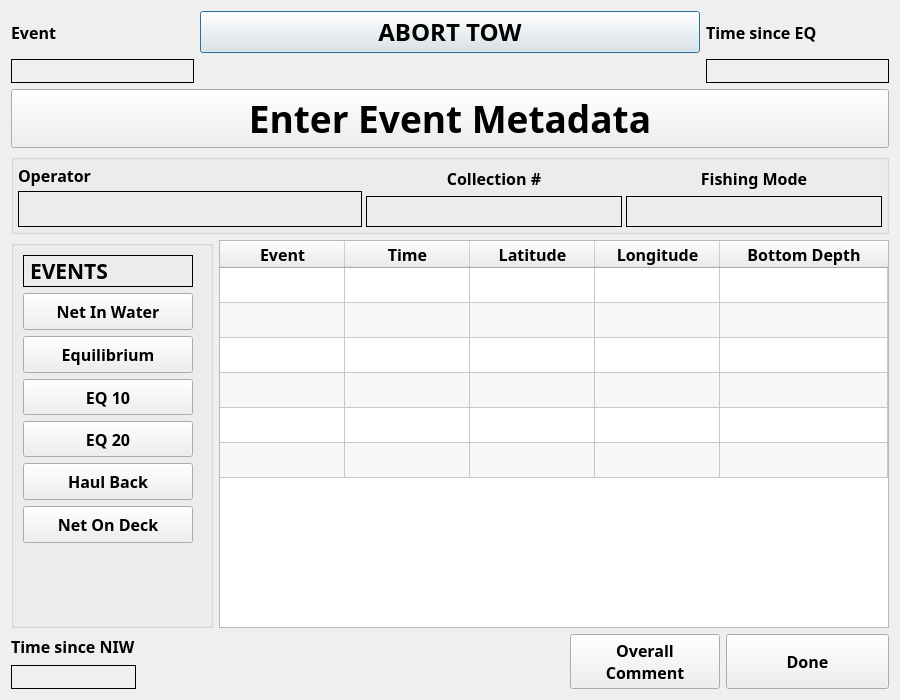
Above: ui/CPSTrawlEvent.ui from aliciabillings-noaa/CLAMS before the change. Below: the same form after it.
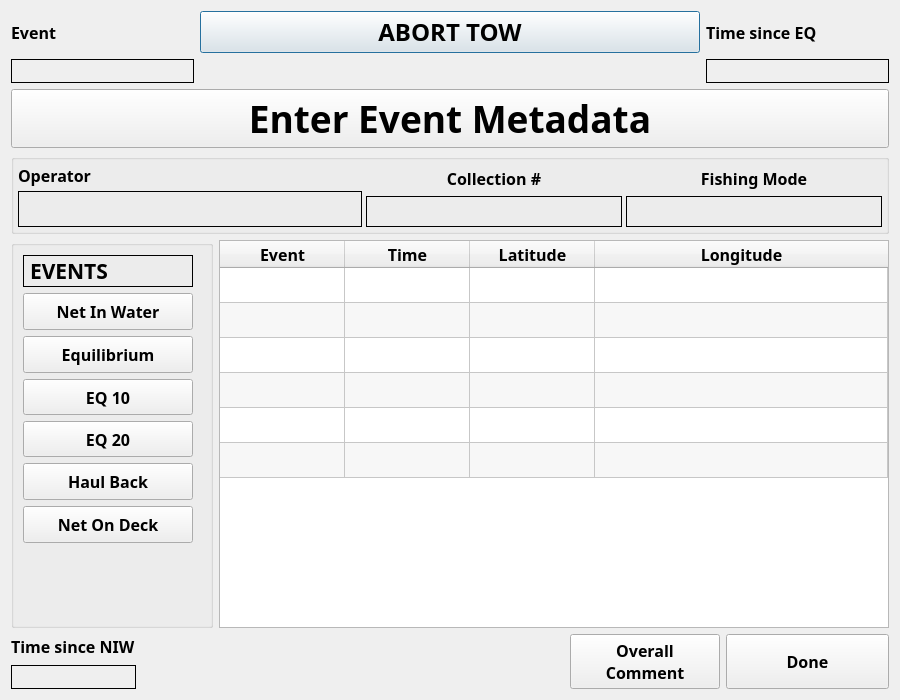
That is the form after the change.

Commit message: Adding avgs to CPS Events done dialog and removing some metadata values

```diff
--- a/ui/CPSTrawlEvent.ui
+++ b/ui/CPSTrawlEvent.ui
@@ -563,7 +563,7 @@
         <enum>QAbstractItemView::SelectRows</enum>
        </property>
        <property name="columnCount">
-        <number>5</number>
+        <number>4</number>
        </property>
        <attribute name="horizontalHeaderCascadingSectionResizes">
         <bool>true</bool>
@@ -633,11 +633,6 @@
          <string>Longitude</string>
         </property>
        </column>
-       <column>
-        <property name="text">
-         <string>Bottom Depth</string>
-        </property>
-       </column>
       </widget>
      </item>
     </layout>
```
The commit also changes 10 other files.
